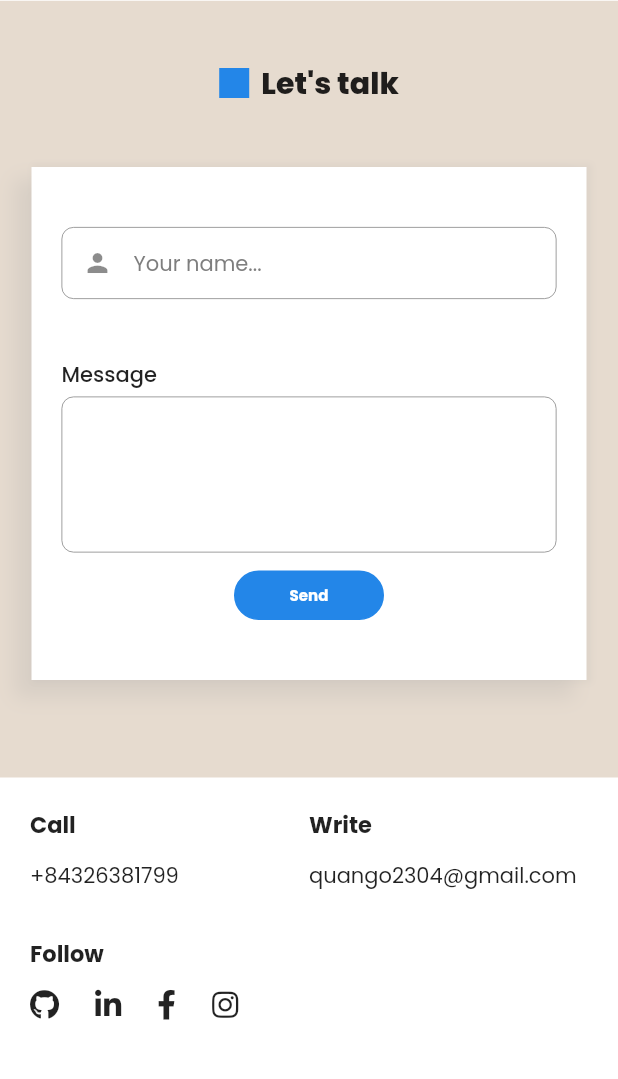
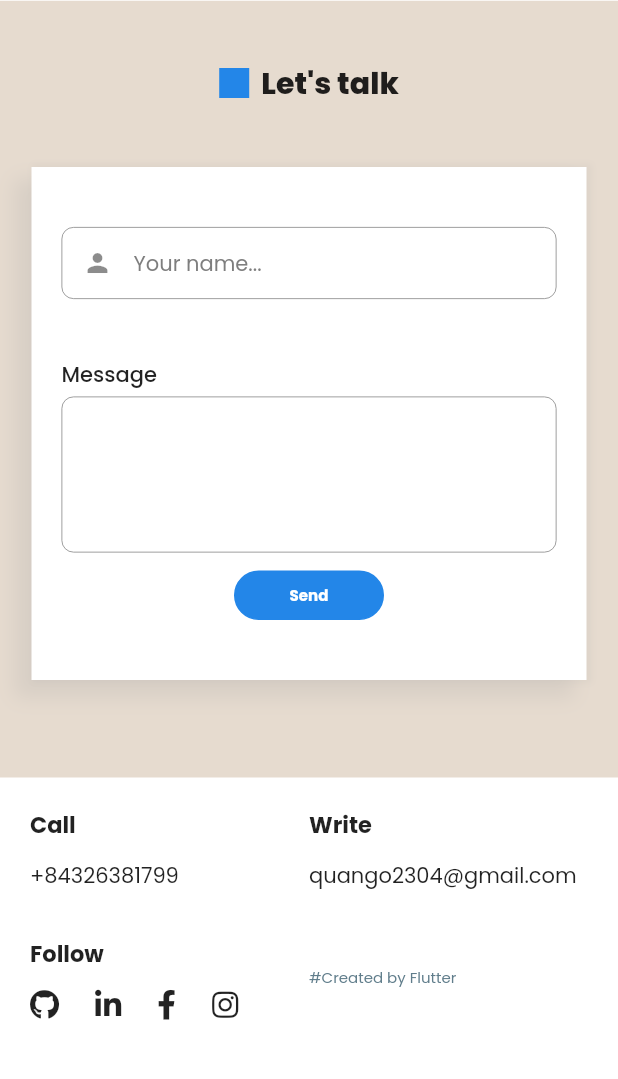
Before and after one commit to quango2304/my_resume, a Flutter app: the ContactScreenDesktop screen opened directly, on a phone screen of 412 x 824 dp, the part 142-1221 px from its top. Run offline on Flutter 3.47's test engine with Material 2 defaults, Android fonts, the phone set to English and light mode, and no system bars; our stand-ins replace carousel_slider, font_awesome_flutter, google_fonts, page_transition, responsive_builder.

Commit message:
add created by Flutter

```diff
--- a/lib/widgets/footer/footer_desktop.dart
+++ b/lib/widgets/footer/footer_desktop.dart
@@ -10,6 +10,10 @@ class FooterDesktop extends StatelessWidget {
       color: Colors.white,
       width: double.maxFinite,
       padding: EdgeInsets.all(50),
+      child: Row(
+        children: [
+          "#Created by Flutter".s10w400(color: Colors.blueGrey),
+          Expanded(
             child: Wrap(
               spacing: 25,
               runSpacing: 20,
@@ -51,6 +55,9 @@ class FooterDesktop extends StatelessWidget {
                 )
               ],
             ),
+          ),
+        ],
+      ),
     );
   }
 }
--- a/lib/widgets/footer/footer_mobile.dart
+++ b/lib/widgets/footer/footer_mobile.dart
@@ -54,11 +54,20 @@ class FooterMobile extends StatelessWidget {
             ],
           ),
           30.ver,
-          Column(crossAxisAlignment: CrossAxisAlignment.start,children: [
-            'Follow'.s15w700(),
-            12.ver,
-            SocialsWidget()
-          ],),
+          Row(
+            mainAxisAlignment: MainAxisAlignment.spaceBetween,
+            crossAxisAlignment: CrossAxisAlignment.center,
+            children: [
+              Expanded(
+                child: Column(crossAxisAlignment: CrossAxisAlignment.start,children: [
+                  'Follow'.s15w700(),
+                  12.ver,
+                  SocialsWidget()
+                ],),
+              ),
+              Expanded(child: "#Created by Flutter".s10w400(color: Colors.blueGrey)),
+            ],
+          ),
           30.ver,
         ],
       ),
```
Lines whose indentation alone changed are shown as unchanged.
